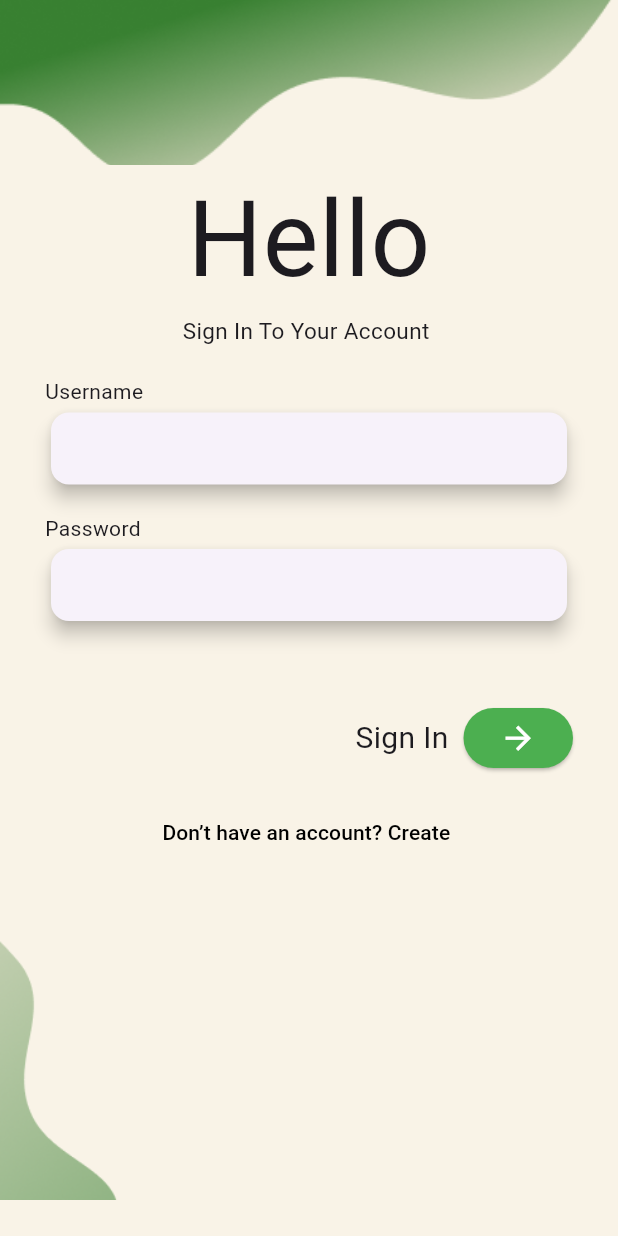
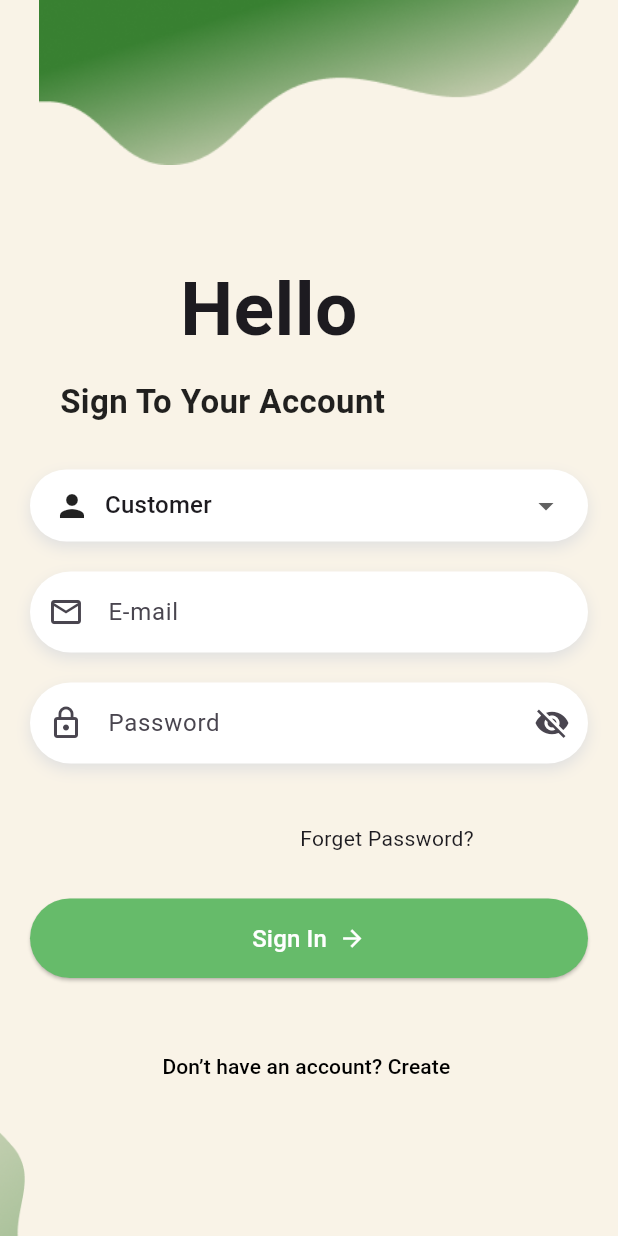
Before and after one commit to durgesh-kanzariya/Dukan-Sathi-Mobile-Application, a Flutter app: the screen it shows after launch, after a tap on "Get Started", on a phone screen of 412 x 824 dp. Run offline on Flutter 3.47's test engine with Material 3 defaults, Android fonts, the phone set to English and light mode, and no system bars; our stand-ins replace cloud_firestore, firebase_auth, get; missing offline and left inert: dart:ffi; accounts and stored records are empty.

Commit message:
login_page_with_database_complete

```diff
--- a/dukan_sathi/lib/Login.dart
+++ b/dukan_sathi/lib/Login.dart
@@ -1,171 +1,336 @@
+import 'package:dukan_sathi/forget.dart';
 import 'package:flutter/material.dart';
 import 'dashboard.dart';
 import 'sign_up.dart';
 import 'package:get/get.dart';
+import 'package:firebase_auth/firebase_auth.dart';
+import 'package:cloud_firestore/cloud_firestore.dart';
+// import 'package:firebase_core/firebase_core.dart';
 
 class Login extends StatefulWidget {
   const Login({super.key});
 
   @override
-  State<Login> createState() => _LoginState();
+  // ignore: library_private_types_in_public_api
+  _LoginState createState() => _LoginState();
 }
-
-
 
 class _LoginState extends State<Login> {
   final _formKey = GlobalKey<FormState>();
 
-  final TextEditingController usernameController = TextEditingController();
-  final TextEditingController passwordController = TextEditingController();
+  // Controllers
+  final usernameController = TextEditingController();
+  final passwordController = TextEditingController();
+  final confirmPasswordController = TextEditingController();
+  final emailController = TextEditingController();
 
-  String msg = "";
+  Loginlogic(String email, String pass, String roll) async {
+    try {
+      UserCredential userCredential = await FirebaseAuth.instance
+          .signInWithEmailAndPassword(email: email, password: pass);
+
+      final userDoc = await FirebaseFirestore.instance
+          .collection('users')
+          .doc(userCredential.user!.uid)
+          .get();
+
+      if (!userDoc.exists || !userDoc.data()!.containsKey('role')) {
+        await FirebaseAuth.instance.signOut();
+        _showErrorDialog(
+          "Error",
+          "User profile data is incomplete. Role not found.",
+        );
+        return;
+      }
+
+      final role = userDoc['role'];
+
+      if (role != roll) {
+        await FirebaseAuth.instance.signOut();
+        _showErrorDialog(
+          "Login Failed",
+          "The selected user type does not match your account type.",
+        );
+        return;
+      }
+
+      if (role == 'Customer') {
+        Get.offAll(Dashboard(username: email, password: pass));
+      } else if (role == 'Shopkeeper') {
+        // Get.offAll(ShopkeeperMainScreen());
+      } else {
+        _showErrorDialog("Error", "This account has an unrecognized role.");
+      }
+    } on FirebaseAuthException catch (e) {
+      String customErrorMessage =
+          "Login failed. Please check your email and password and try again.";
+
+      if (e.code == 'user-not-found' || e.code == 'wrong-password') {
+        customErrorMessage = "The email or password you entered is incorrect.";
+      } else if (e.code == 'invalid-email') {
+        customErrorMessage = "The email address is not in a valid format.";
+      }
+
+      _showErrorDialog1("Login Failed", customErrorMessage);
+    }
+  }
+
+  void _showErrorDialog1(String title, String content) {
+    showDialog(
+      context: context,
+      builder: (context) => AlertDialog(
+        title: Text(title),
+        content: Text(content),
+        actions: [
+          TextButton(
+            onPressed: () => Navigator.of(context).pop(),
+            child: Text("OK"),
+          ),
+        ],
+      ),
+    );
+  }
+
+  // Helper function to show consistent error dialogs
+  void _showErrorDialog(String title, String content) {
+    showDialog(
+      context: context,
+      builder: (context) => AlertDialog(
+        title: Text(title),
+        content: Text(content),
+        actions: [
+          TextButton(
+            onPressed: () => Navigator.of(context).pop(),
+            child: Text("OK"),
+          ),
+        ],
+      ),
+    );
+  }
+
+  bool _obscurePassword = true;
+  bool _obscureConfirmPassword = true;
+  String? _selectedRole = "Customer";
+  final List<String> _roles = ["Customer", "Shopkeeper"];
 
   @override
   Widget build(BuildContext context) {
     return Scaffold(
-      backgroundColor: const Color(0xFFF9F3E7),
+      backgroundColor: Color(0xFFF9F3E7),
       body: SingleChildScrollView(
         child: Column(
           children: [
-
-            Image.asset(
-              "assets/imgs/1.png",
-              height: 110,
-              width: double.infinity,
-              fit: BoxFit.cover,
-            ),
-
-            const Text("Hello", style: TextStyle(fontSize: 70)),
-            const Text(
-              "Sign In To Your Account ",
-              style: TextStyle(
-                fontSize: 15,
-                fontWeight: FontWeight.normal,
+            _headerImage(),
+            _formSection(),
+            SizedBox(height: 15),
+            _loginRedirectButton(),
+            _bottomImage(),
+          ],
         ),
       ),
-            const SizedBox(height: 20),
+    );
+  }
 
-            // 🔹 Form
-            Form(
+  Widget _headerImage() =>
+      Image.asset("assets/imgs/1.png", width: double.infinity, height: 110);
+
+  Widget _formSection() => Form(
     key: _formKey,
     child: Padding(
-                padding: const EdgeInsets.symmetric(horizontal: 30),
+      padding: EdgeInsets.all(20.0),
       child: Column(
-                  crossAxisAlignment: CrossAxisAlignment.start,
+        crossAxisAlignment: CrossAxisAlignment.stretch,
         children: [
-                    const Text("Username"),
-                    Card(
-                      elevation: 5,
-                      child: TextFormField(
-                        controller: usernameController,
-                        decoration: const InputDecoration(
-                          border: InputBorder.none,
-                          contentPadding: EdgeInsets.symmetric(horizontal: 10),
-                        ),
-                        validator: (value) =>
-                            value!.isEmpty ? "Enter username" : null,
+          SizedBox(height: 30),
+          Padding(
+            padding: EdgeInsetsGeometry.fromLTRB(100, 10, 50, 10),
+            child: Text(
+              "Hello",
+              style: TextStyle(fontSize: 50, fontWeight: FontWeight.bold),
             ),
           ),
-                    const SizedBox(height: 15),
-
-                    const Text("Password"),
-                    Card(
-                      elevation: 5,
-                      child: TextFormField(
-                        controller: passwordController,
-                        obscureText: true,
-                        decoration: const InputDecoration(
-                          border: InputBorder.none,
-                          contentPadding: EdgeInsets.symmetric(horizontal: 10),
-                        ),
-                        validator: (value) => value!.length < 6
-                            ? "Password must be 6+ chars"
-                            : null,
+          Padding(
+            padding: EdgeInsetsGeometry.fromLTRB(20, 0, 0, 0),
+            child: Text(
+              "Sign To Your Account",
+              style: TextStyle(
+                fontSize: 22,
+                fontWeight: FontWeight.bold,
+                color: Colors.black87,
               ),
             ),
-                    const SizedBox(height: 50),
+          ),
+          SizedBox(height: 30),
 
-                    // Container(
-                    //   alignment: Alignment.centerRight,
-                    //   child: const Padding(
-                    //     padding: EdgeInsets.all(5),
-                    //     child: Text("Forget Password?"),
-                    //   ),
-                    // ),
+          _roleDropdown(),
+          SizedBox(height: 20),
 
-                    Container(
-                      alignment: Alignment.centerRight,
+          _textField(
+            controller: emailController,
+            hint: "E-mail",
+            icon: Icons.email_outlined,
+            validator: (v) => !v!.contains("@") ? "Enter valid email" : null,
+          ),
+          SizedBox(height: 20),
+
+          _passwordField(
+            controller: passwordController,
+            hint: "Password",
+            obscure: _obscurePassword,
+            toggle: () => setState(() {
+              _obscurePassword = !_obscurePassword;
+            }),
+            validator: (v) =>
+                v!.length < 6 ? "Min 6 characters required" : null,
+          ),
+          SizedBox(height: 40),
+
+          Padding(
+            padding: EdgeInsets.only(left: 180, right: 20),
+            child: InkWell(
+              onTap: () {
+                Get.off(Foregot());
+              },
+              child: Text("Forget Password?", style: TextStyle(fontSize: 14)),
+            ),
+          ),
+          SizedBox(height: 30),
+
+          _LoginButton(),
+        ],
+      ),
+    ),
+  );
+
+  Widget _roleDropdown() => Container(
+    padding: EdgeInsets.symmetric(horizontal: 16),
+    decoration: _boxDecoration(),
+    child: DropdownButtonHideUnderline(
+      child: DropdownButton<String>(
+        value: _selectedRole,
+        isExpanded: true,
+        items: _roles
+            .map(
+              (role) => DropdownMenuItem(
+                value: role,
                 child: Row(
-                        mainAxisAlignment: MainAxisAlignment.end,
                   children: [
-                          const Text(
-                            "Sign In",
-                            style: TextStyle(fontSize: 20),
+                    Icon(Icons.person),
+                    SizedBox(width: 10),
+                    Text(role),
+                  ],
                 ),
-                          const SizedBox(width: 10),
-                          ElevatedButton(
+              ),
+            )
+            .toList(),
+        onChanged: (value) => setState(() => _selectedRole = value),
+      ),
+    ),
+  );
+
+  Widget _textField({
+    required TextEditingController controller,
+    required String hint,
+    required IconData icon,
+    required String? Function(String?) validator,
+    TextInputType inputType = TextInputType.text,
+  }) => Container(
+    decoration: _boxDecoration(),
+    child: TextFormField(
+      controller: controller,
+      keyboardType: inputType,
+      decoration: InputDecoration(
+        prefixIcon: Icon(icon),
+        hintText: hint,
+        border: InputBorder.none,
+        contentPadding: EdgeInsets.only(
+          left: 20,
+          right: 10,
+          top: 15,
+          bottom: 15,
+        ),
+      ),
+      validator: validator,
+    ),
+  );
+
+  Widget _passwordField({
+    required TextEditingController controller,
+    required String hint,
+    required bool obscure,
+    required VoidCallback toggle,
+    required String? Function(String?) validator,
+  }) => Container(
+    decoration: _boxDecoration(),
+    child: TextFormField(
+      controller: controller,
+      obscureText: obscure,
+      decoration: InputDecoration(
+        prefixIcon: Icon(Icons.lock_outline),
+        hintText: hint,
+        border: InputBorder.none,
+        suffixIcon: IconButton(
+          icon: Icon(obscure ? Icons.visibility_off : Icons.visibility),
+          onPressed: toggle,
+        ),
+        contentPadding: EdgeInsets.only(
+          left: 20,
+          right: 10,
+          top: 15,
+          bottom: 15,
+        ),
+      ),
+      validator: validator,
+    ),
+  );
+
+  Widget _LoginButton() => ElevatedButton(
     style: ElevatedButton.styleFrom(
-                              backgroundColor: Colors.green,
-                              foregroundColor: Colors.white,
+      backgroundColor: Colors.green.shade400,
+      shape: RoundedRectangleBorder(borderRadius: BorderRadius.circular(30)),
+      padding: EdgeInsets.symmetric(horizontal: 100, vertical: 15),
     ),
     onPressed: () {
       if (_formKey.currentState!.validate()) {
-                                if (usernameController.text == "kishan") {
-                                  // Get.offAll(Test());
-                                  Get.offAll(() => Dashboard(
-                                        username: usernameController.text,
-                                        password: passwordController.text,
-                                      ));
-                                } else {
-                                  setState(() {
-                                    msg = "Invalid Username/Password";
-
-                                  });
-                                }
+        Loginlogic(
+          emailController.text,
+          passwordController.text,
+          _selectedRole.toString(),
+        );
       }
     },
-                            child: const Icon(
-                              Icons.arrow_forward,
-                              size: 25,
-                            ),
-                          ),
+    child: Row(
+      mainAxisSize: MainAxisSize.min,
+      children: [
+        Text("Sign In", style: TextStyle(fontSize: 16, color: Colors.white)),
+        SizedBox(width: 8),
+        Icon(Icons.arrow_forward, color: Colors.white),
       ],
     ),
-                    ),
-                  ],
-                ),
-              ),
-            ),
+  );
 
-            const SizedBox(height: 15),
-            ElevatedButton(
+  Widget _loginRedirectButton() => ElevatedButton(
     style: ElevatedButton.styleFrom(
       backgroundColor: Color(0xFFF9F3E7),
       foregroundColor: Colors.black,
       shadowColor: Colors.transparent,
     ),
-              child: const Text("Don’t have an account? Create "),
-              onPressed: () {
-                Get.off(SignUp());
-              },
-            ),
-            Text(msg, style: const TextStyle(color: Colors.red)),
+    child: Text("Don’t have an account? Create "),
+    onPressed: () => Get.off(SignUp()),
+  );
 
+  Widget _bottomImage() =>
+      Row(children: [Image.asset("assets/imgs/2.jpg", height: 146)]);
 
-           Row(
-            mainAxisAlignment: MainAxisAlignment.start,
-            children: [
-               Image.asset(
-              "assets/imgs/2.jpg",
-              height: 200,
-              // width: double.infinity,
-              fit: BoxFit.cover,
+  BoxDecoration _boxDecoration() => BoxDecoration(
+    color: Colors.white,
+    borderRadius: BorderRadius.circular(30),
+    boxShadow: [
+      BoxShadow(
+        color: Colors.grey.shade300,
+        blurRadius: 8,
+        offset: Offset(0, 4),
       ),
     ],
-           ),
-          ],
-        ),
-      ),
   );
 }
-}
```
Lines whose indentation alone changed are shown as unchanged.
